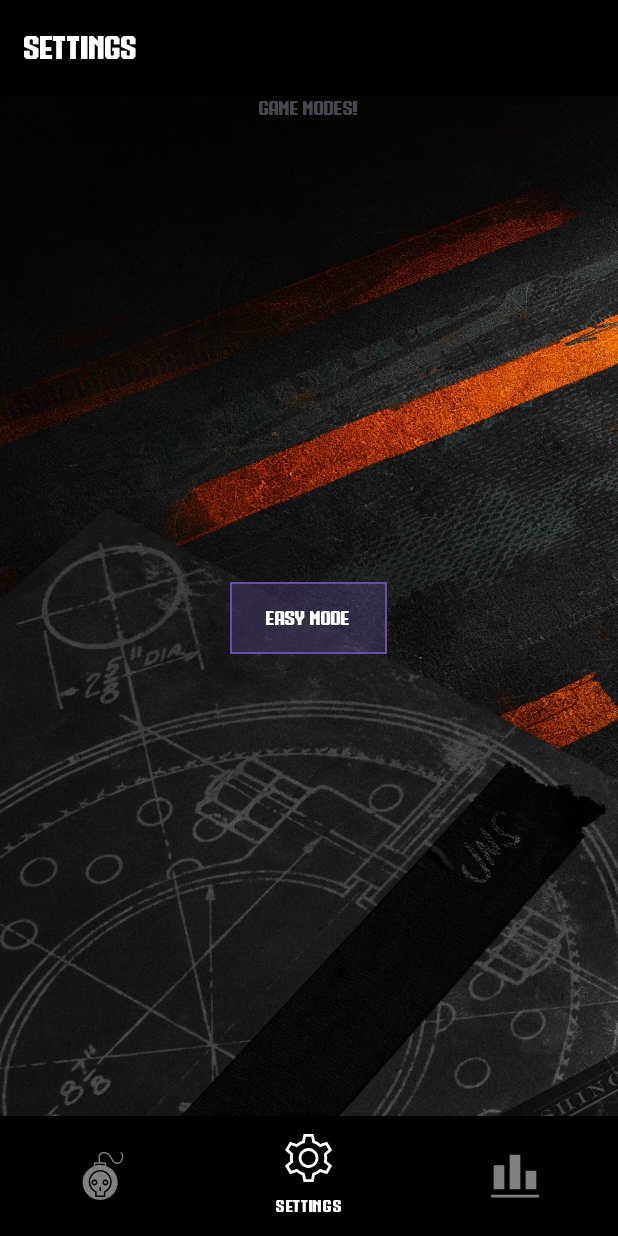
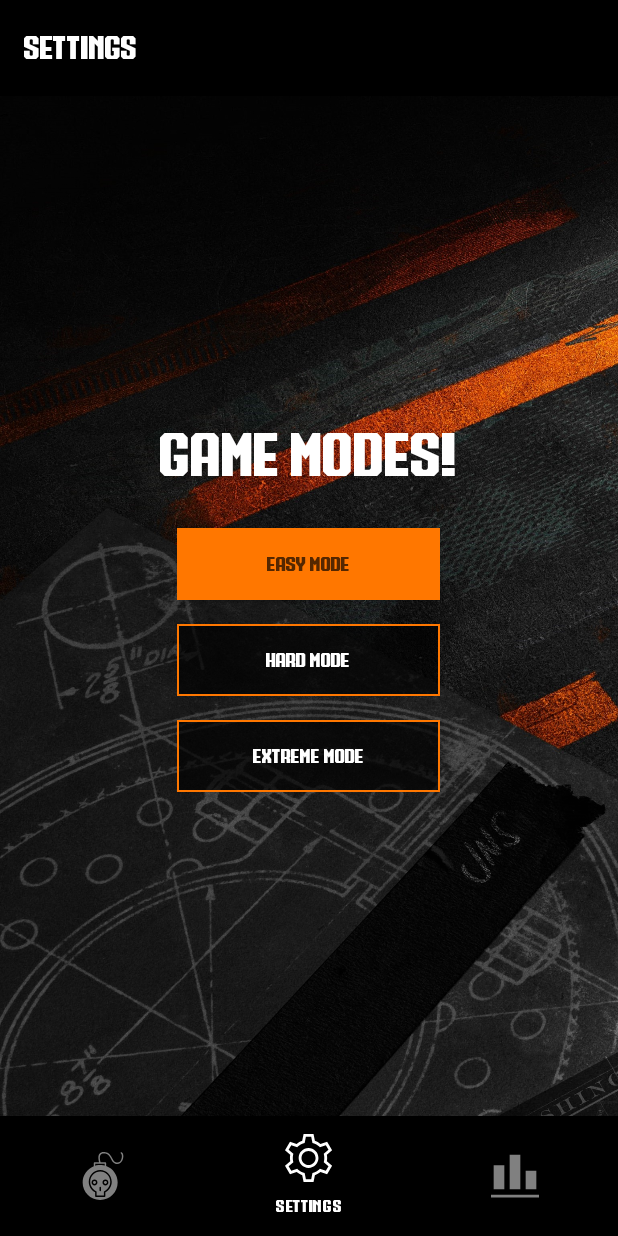
Before and after one commit to NoObX17/Buscaminas, an Android app: the screen it shows after launch (MainActivity), item 2 of the bottom bar chosen, on a phone screen of 412 x 824 dp. Run offline under Robolectric (Android 15) with nearby library versions, the phone set to English and light mode, and no system bars.

Commit message:
Cambiados los estilos y la distribucion del fragmento Settings

```diff
--- a/app/src/main/java/com/example/buscaminas/SettingsFragment.java
+++ b/app/src/main/java/com/example/buscaminas/SettingsFragment.java
@@ -4,12 +4,38 @@ import android.os.Bundle;
 import android.view.LayoutInflater;
 import android.view.View;
 import android.view.ViewGroup;
+import android.widget.CompoundButton;
+import android.widget.ToggleButton;
 
 import androidx.fragment.app.Fragment;
 
 public class SettingsFragment extends Fragment {
     @Override
     public View onCreateView(LayoutInflater inflater, ViewGroup container, Bundle savedInstanceState) {
-        return inflater.inflate(R.layout.fragment_settings, container, false);
+        View view = inflater.inflate(R.layout.fragment_settings, container, false);
+
+        // Obtén las referencias a los ToggleButton
+        ToggleButton buttonEasy = view.findViewById(R.id.button_easy);
+        ToggleButton buttonHard = view.findViewById(R.id.button_hard);
+        ToggleButton buttonExtreme = view.findViewById(R.id.button_extreme);
+
+        // Listener para manejar el estado seleccionado de los botones
+        CompoundButton.OnCheckedChangeListener listener = new CompoundButton.OnCheckedChangeListener() {
+            @Override
+            public void onCheckedChanged(CompoundButton buttonView, boolean isChecked) {
+                if (isChecked) {
+                    if (buttonView != buttonEasy) buttonEasy.setChecked(false);
+                    if (buttonView != buttonHard) buttonHard.setChecked(false);
+                    if (buttonView != buttonExtreme) buttonExtreme.setChecked(false);
+                }
+            }
+        };
+
+        // Asigna el listener a cada ToggleButton
+        buttonEasy.setOnCheckedChangeListener(listener);
+        buttonHard.setOnCheckedChangeListener(listener);
+        buttonExtreme.setOnCheckedChangeListener(listener);
+
+        return view;
     }
 }
--- a/app/src/main/res/color/selector_text_button.xml
+++ b/app/src/main/res/color/selector_text_button.xml
@@ -1,5 +1,5 @@
 <?xml version="1.0" encoding="utf-8"?>
 <selector xmlns:android="http://schemas.android.com/apk/res/android">
-    <item android:color="@color/black_transparent" android:state_pressed="true"/>
-    <item android:color="@color/white" android:state_pressed="false"/>
+    <item android:color="@color/black_transparent" android:state_checked="true"/>
+    <item android:color="@color/white" android:state_checked="false"/>
 </selector>
--- a/app/src/main/res/drawable/selector_button.xml
+++ b/app/src/main/res/drawable/selector_button.xml
@@ -1,5 +1,5 @@
 <?xml version="1.0" encoding="utf-8"?>
 <selector xmlns:android="http://schemas.android.com/apk/res/android">
-    <item android:drawable="@color/black_transparent" android:state_pressed="true"/>
-    <item android:drawable="@color/orange" android:state_pressed="false"/>
+    <item android:drawable="@color/orange" android:state_checked="true"/>
+    <item android:drawable="@drawable/boton" android:state_checked="false"/>
 </selector>
--- a/app/src/main/res/layout/fragment_settings.xml
+++ b/app/src/main/res/layout/fragment_settings.xml
@@ -3,6 +3,7 @@
     android:layout_width="match_parent"
     android:layout_height="match_parent"
     android:orientation="vertical"
+    android:gravity="center"
     android:background="@drawable/background">
 
     <LinearLayout
@@ -14,25 +15,51 @@
         <TextView
             android:layout_width="wrap_content"
             android:layout_height="wrap_content"
-            android:text="Game Modes!"/>
+            android:text="Game Modes!"
+            android:textSize="42sp"
+            android:textColor="@color/white"/>
     </LinearLayout>
 
+    <!-- res/layout/activity_main.xml -->
     <LinearLayout
-        android:id="@+id/easy"
+        xmlns:android="http://schemas.android.com/apk/res/android"
         android:layout_width="match_parent"
-        android:layout_height="match_parent"
+        android:layout_height="wrap_content"
+        android:paddingTop="10dp"
+        android:orientation="vertical"
         android:gravity="center">
 
-        <!-- res/layout/activity_main.xml -->
-        <Button
-            android:id="@+id/my_button"
-            android:layout_width="wrap_content"
+        <ToggleButton
+            android:id="@+id/button_easy"
+            android:layout_width="175dp"
             android:layout_height="wrap_content"
-            android:background="@drawable/boton"
-            android:text="Easy Mode"
-            android:textColor="@color/selector_text_button" />
+            android:textOff="Easy Mode"
+            android:textOn="Easy Mode"
+            android:checked="true"
+            android:background="@drawable/selector_button"
+            android:textColor="@color/selector_text_button"
+            style="@style/ButtonStyle"/>
+
+        <ToggleButton
+            android:id="@+id/button_hard"
+            android:layout_width="175dp"
+            android:layout_height="wrap_content"
+            android:textOff="Hard Mode"
+            android:textOn="Hard Mode"
+            android:background="@drawable/selector_button"
+            android:textColor="@color/selector_text_button"
+            style="@style/ButtonStyle"/>
+
+        <ToggleButton
+            android:id="@+id/button_extreme"
+            android:layout_width="175dp"
+            android:layout_height="wrap_content"
+            android:textOff="Extreme Mode"
+            android:textOn="Extreme Mode"
+            android:background="@drawable/selector_button"
+            android:textColor="@color/selector_text_button"
+            style="@style/ButtonStyle"/>
+    </LinearLayout>
 
 
-    </LinearLayout>
-
 </LinearLayout>
--- a/app/src/main/res/values-night/themes.xml
+++ b/app/src/main/res/values-night/themes.xml
@@ -4,4 +4,14 @@
         <!-- Customize your dark theme here. -->
         <!-- <item name="colorPrimary">@color/my_dark_primary</item> -->
     </style>
+
+    <style name="Theme.Buscaminas" parent="Base.Theme.Buscaminas">
+        <item name="android:fontFamily">@font/call_ops</item>
+        <item name="fontFamily">@font/call_ops</item>
+    </style>
+
+    <style name="Widget.AppCompat.Button.Colored" parent="Theme.AppCompat.Light.NoActionBar">
+        <item name="android:background">@drawable/selector_button</item>
+        <item name="android:textColor">@color/selector_text_button</item>
+    </style>
 </resources>
--- a/app/src/main/res/values/colors.xml
+++ b/app/src/main/res/values/colors.xml
@@ -1,7 +1,7 @@
 <?xml version="1.0" encoding="utf-8"?>
 <resources>
     <color name="black">#000000</color>
-    <color name="black_transparent">#4D000000</color>
+    <color name="black_transparent">#AA000000</color>
     <color name="white">#FFFFFF</color>
     <color name="orange">#FF7700</color>
     <color name="gray">#808080</color>
--- a/app/src/main/res/values/styles.xml
+++ b/app/src/main/res/values/styles.xml
@@ -5,4 +5,8 @@
         <item name="labelVisibilityMode">selected</item>
         <item name="android:fontFamily">@font/call_ops</item>
     </style>
+
+    <style name="ButtonStyle" parent="Theme.AppCompat.Light.NoActionBar">
+        <item name="android:layout_marginTop">16dp</item>
+    </style>
 </resources>
--- a/app/src/main/res/values/themes.xml
+++ b/app/src/main/res/values/themes.xml
@@ -1,12 +1,17 @@
 <resources xmlns:tools="http://schemas.android.com/tools">
-    <!-- Base application theme. -->
+    <!-- Base application theme -->
     <style name="Base.Theme.Buscaminas" parent="Theme.Material3.DayNight.NoActionBar">
-        <!-- Customize your light theme here. -->
-        <!-- <item name="colorPrimary">@color/my_light_primary</item> -->
+        <!-- Customize your light theme here -->
     </style>
 
     <style name="Theme.Buscaminas" parent="Base.Theme.Buscaminas">
         <item name="android:fontFamily">@font/call_ops</item>
         <item name="fontFamily">@font/call_ops</item>
     </style>
+
+    <!-- Custom styles for button -->
+    <style name="Widget.AppCompat.Button.Colored" parent="Theme.AppCompat.Light.NoActionBar">
+        <item name="android:background">@drawable/selector_button</item>
+        <item name="android:textColor">@color/selector_text_button</item>
+    </style>
 </resources>
```
